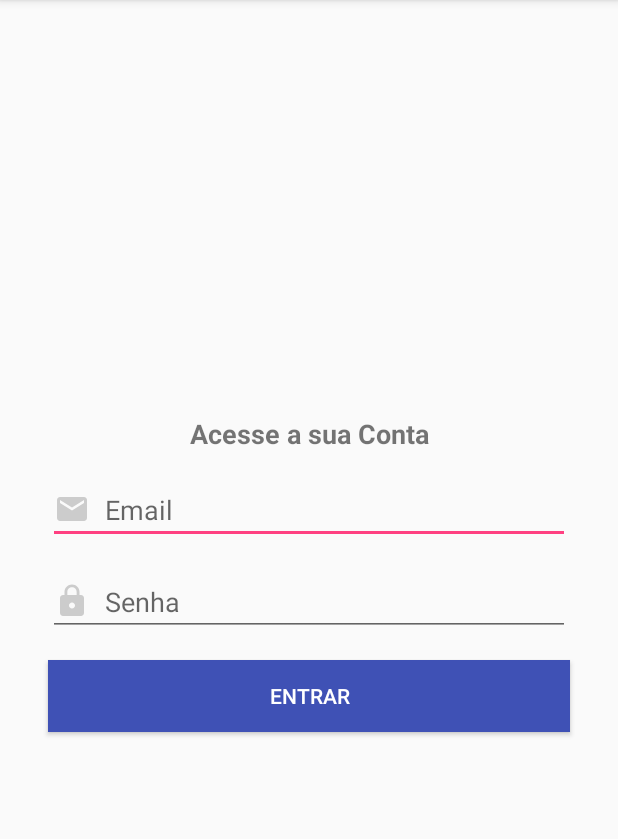
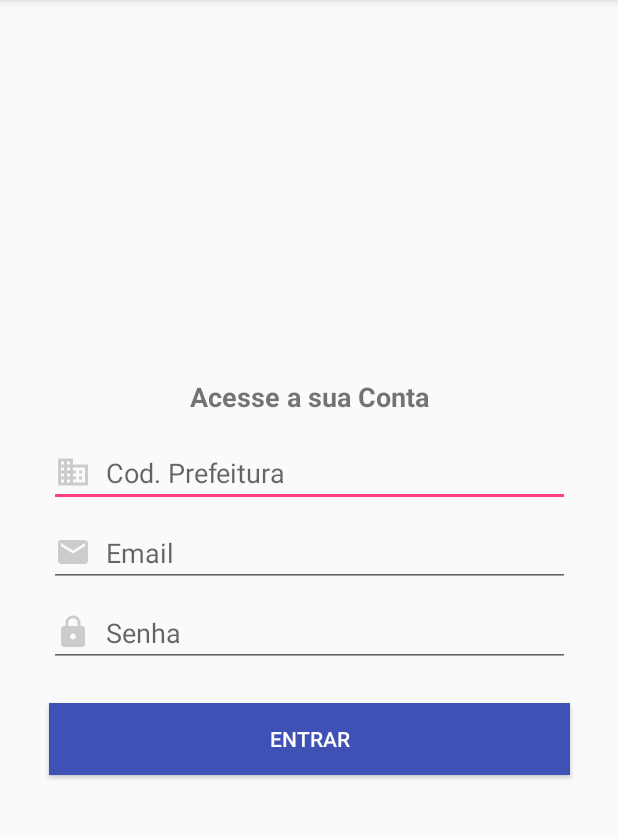
Before and after one commit to gustavobrunoro/RESOLVE_PATRIMONIO, an Android app: the LoginActivity screen opened directly, with no data from a screen before it, on a phone screen of 412 x 824 dp, the part 84-923 px from its top. Run offline under Robolectric (Android 15) with nearby library versions, the phone set to English and light mode, and no system bars; our stand-ins replace Firebase (no records; nobody signed in at launch, a user with empty details on screens opened directly).

Commit message:
Adicionado o Campo de Prefeitura na tela de cadastro e Login a fim de o usuario informa a qual prefeitura faz parte

```diff
--- a/app/src/main/java/com/resolve/gustavobrunoromeira/resolve_patrimonio/Activity/Introducao/LoginActivity.java
+++ b/app/src/main/java/com/resolve/gustavobrunoromeira/resolve_patrimonio/Activity/Introducao/LoginActivity.java
@@ -54,7 +54,6 @@ public class LoginActivity extends AppCompatActivity {
 
     // Variaveis de Modelos
     private Usuario usuario = new Usuario();
-    private static String ClienteID = "99";
 
     // Variaveis de API e Conexao
     private Retrofit retrofit;
@@ -67,7 +66,7 @@ public class LoginActivity extends AppCompatActivity {
     // Variaveis de Adapter
 
     // Variavel de Sistemas
-    private EditText Email,Senha;
+    private EditText Prefeitura, Email, Senha;
     private Button Entra;
     private ProgressDialog progressDialog;
 
@@ -82,9 +81,10 @@ public class LoginActivity extends AppCompatActivity {
         resolvePatrimonio = retrofit.create(ResolvePatrimonio.class);
         preferences = new ConfiguracaoSharedPreferences ( getApplicationContext() );
 
-        Email = findViewById(R.id.Login_EmailID);
-        Senha = findViewById(R.id.Login_SenhaID);
-        Entra = findViewById(R.id.EntraID);
+        Prefeitura = findViewById( R.id.Login_PrefeituraID );
+        Email      = findViewById(R.id.Login_EmailID);
+        Senha      = findViewById(R.id.Login_SenhaID);
+        Entra      = findViewById(R.id.EntraID);
 
         progressDialog = new ProgressDialog(LoginActivity.this);
         progressDialog.setMax(100);
@@ -99,10 +99,10 @@ public class LoginActivity extends AppCompatActivity {
 
                     if(!Senha.getText().toString().isEmpty()){
 
-                        usuario.setEmail(Email.getText().toString());
-                        usuario.setSenha(Senha.getText().toString());
+                        usuario.setEmail( Email.getText().toString() );
+                        usuario.setSenha( Senha.getText().toString() );
 
-                        validaUsuario(usuario);
+                        validaUsuario( usuario );
 
                     }else{
                        Email.setError("Informe a Senha");
@@ -124,13 +124,10 @@ public class LoginActivity extends AppCompatActivity {
 
                 if(task.isSuccessful()){
 
-                   //getApplicationContext().deleteDatabase("DB_RESOLVE_PATRIMONIO");
-
-                    //usuario.setClienteIDFK( preferences.recupraDadosPessoais().getClienteIDFK());
-                    usuario.setClienteIDFK( 99 );
+                    //getApplicationContext().deleteDatabase("DB_RESOLVE_PATRIMONIO");
+                     usuario.setClienteIDFK( Integer.valueOf( Prefeitura.getText().toString() ) );
 
                     //Carrega a Secretaria
-
                     carregaSecretaria();
 
                 }else{
@@ -144,7 +141,7 @@ public class LoginActivity extends AppCompatActivity {
                     }catch (FirebaseAuthInvalidCredentialsException e ){
                         excessao="Senha Informada Incorreta!";
                     }catch (Exception e ){
-                        excessao="Erro ao Login usuario" + e.getMessage();
+                        excessao="Erro ao Efetuar Login: " + e.getMessage();
                         e.printStackTrace();
                     }
 
--- a/app/src/main/java/com/resolve/gustavobrunoromeira/resolve_patrimonio/Activity/MainActivity.java
+++ b/app/src/main/java/com/resolve/gustavobrunoromeira/resolve_patrimonio/Activity/MainActivity.java
@@ -449,7 +449,7 @@ public class MainActivity extends AppCompatActivity implements NavigationView.On
 
         alertDialog.show();
 
-        resolvePatrimonio.totalBem( preferences.ClienteIDFK() )
+        resolvePatrimonio.totalBem( preferences.getClienteIDFK() )
                     .enqueue(new Callback<Integer>() {
                         @Override
                         public void onResponse(Call<Integer> call, Response<Integer> response) {
--- a/app/src/main/java/com/resolve/gustavobrunoromeira/resolve_patrimonio/Conexao/Database/ConfiguracaoSharedPreferences.java
+++ b/app/src/main/java/com/resolve/gustavobrunoromeira/resolve_patrimonio/Conexao/Database/ConfiguracaoSharedPreferences.java
@@ -64,7 +64,7 @@ public class ConfiguracaoSharedPreferences {
 
     }
 
-    public int ClienteIDFK (){
+    public int getClienteIDFK (){
 
         Usuario usuario = new Usuario();
 
--- /dev/null
+++ b/app/src/main/res/drawable/ic_codigo_24dp.xml
@@ -0,0 +1,10 @@
+<vector xmlns:android="http://schemas.android.com/apk/res/android"
+        android:tint="#CCCCCC"
+        android:width="24dp"
+        android:height="24dp"
+        android:viewportWidth="24.0"
+        android:viewportHeight="24.0">
+    <path
+        android:fillColor="#FF000000"
+        android:pathData="M12,7L12,3L2,3v18h20L22,7L12,7zM6,19L4,19v-2h2v2zM6,15L4,15v-2h2v2zM6,11L4,11L4,9h2v2zM6,7L4,7L4,5h2v2zM10,19L8,19v-2h2v2zM10,15L8,15v-2h2v2zM10,11L8,11L8,9h2v2zM10,7L8,7L8,5h2v2zM20,19h-8v-2h2v-2h-2v-2h2v-2h-2L12,9h8v10zM18,11h-2v2h2v-2zM18,15h-2v2h2v-2z"/>
+</vector>
--- a/app/src/main/res/layout/intro_login.xml
+++ b/app/src/main/res/layout/intro_login.xml
@@ -1,23 +1,39 @@
 <?xml version="1.0" encoding="utf-8"?>
-<android.support.constraint.ConstraintLayout
-    xmlns:android="http://schemas.android.com/apk/res/android"
+<android.support.constraint.ConstraintLayout xmlns:android="http://schemas.android.com/apk/res/android"
     xmlns:app="http://schemas.android.com/apk/res-auto"
     xmlns:tools="http://schemas.android.com/tools"
     android:layout_width="match_parent"
     android:layout_height="match_parent"
     tools:layout_editor_absoluteY="25dp">
 
+    <EditText
+        android:id="@+id/Login_PrefeituraID"
+        android:layout_width="347dp"
+        android:layout_height="wrap_content"
+        android:layout_marginStart="32dp"
+        android:layout_marginEnd="32dp"
+        android:layout_marginBottom="8dp"
+        android:drawableLeft="@drawable/ic_codigo_24dp"
+        android:drawablePadding="10dp"
+        android:ems="10"
+        android:hint="Cod. Prefeitura"
+        android:inputType="textEmailAddress"
+        app:layout_constraintBottom_toTopOf="@+id/Login_EmailID"
+        app:layout_constraintEnd_toEndOf="parent"
+        app:layout_constraintStart_toStartOf="parent"
+        app:layout_constraintTop_toBottomOf="@+id/textView4" />
+
     <TextView
         android:id="@+id/textView4"
         android:layout_width="wrap_content"
         android:layout_height="wrap_content"
+        android:layout_marginStart="8dp"
+        android:layout_marginEnd="8dp"
         android:layout_marginBottom="16dp"
-        android:layout_marginEnd="8dp"
-        android:layout_marginStart="8dp"
         android:text="Acesse a sua Conta"
         android:textSize="18sp"
         android:textStyle="bold"
-        app:layout_constraintBottom_toTopOf="@+id/Login_EmailID"
+        app:layout_constraintBottom_toTopOf="@+id/Login_PrefeituraID"
         app:layout_constraintEnd_toEndOf="parent"
         app:layout_constraintStart_toStartOf="parent"
         app:layout_constraintTop_toTopOf="parent"
@@ -25,11 +41,11 @@
 
     <EditText
         android:id="@+id/Login_EmailID"
-        android:layout_width="0dp"
+        android:layout_width="347dp"
         android:layout_height="wrap_content"
-        android:layout_marginBottom="16dp"
-        android:layout_marginEnd="32dp"
-        android:layout_marginStart="32dp"
+        android:layout_marginStart="8dp"
+        android:layout_marginEnd="8dp"
+        android:layout_marginBottom="8dp"
         android:drawableLeft="@drawable/ic_email_24dp"
         android:drawablePadding="10dp"
         android:ems="10"
@@ -37,17 +53,16 @@
         android:inputType="textEmailAddress"
         app:layout_constraintBottom_toTopOf="@+id/Login_SenhaID"
         app:layout_constraintEnd_toEndOf="parent"
-        app:layout_constraintHorizontal_bias="0.503"
         app:layout_constraintStart_toStartOf="parent"
-        app:layout_constraintTop_toBottomOf="@+id/textView4" />
+        app:layout_constraintTop_toBottomOf="@+id/Login_PrefeituraID" />
 
     <EditText
         android:id="@+id/Login_SenhaID"
-        android:layout_width="0dp"
+        android:layout_width="347dp"
         android:layout_height="wrap_content"
-        android:layout_marginBottom="16dp"
-        android:layout_marginEnd="32dp"
-        android:layout_marginStart="32dp"
+        android:layout_marginStart="8dp"
+        android:layout_marginEnd="8dp"
+        android:layout_marginBottom="8dp"
         android:drawableLeft="@drawable/ic_cadeado_24dp"
         android:drawablePadding="10dp"
         android:ems="10"
@@ -60,11 +75,11 @@
 
     <Button
         android:id="@+id/EntraID"
-        android:layout_width="0dp"
+        android:layout_width="347dp"
         android:layout_height="wrap_content"
-        android:layout_marginBottom="3dp"
-        android:layout_marginEnd="32dp"
-        android:layout_marginStart="32dp"
+        android:layout_marginStart="8dp"
+        android:layout_marginTop="16dp"
+        android:layout_marginEnd="8dp"
         android:background="@color/colorPrimary"
         android:text="Entrar"
         android:textColor="@android:color/white"
```
Also changed, not shown: app/src/main/java/com/resolve/gustavobrunoromeira/resolve_patrimonio/Activity/Introducao/CadastroUsuarioActivity.java (+26 -24 lines), app/src/main/res/drawable/ic_cadeado_24dp.xml (+8 -4 lines), app/src/main/res/layout/intro_cadastro_usuario.xml (+28 -12 lines).
